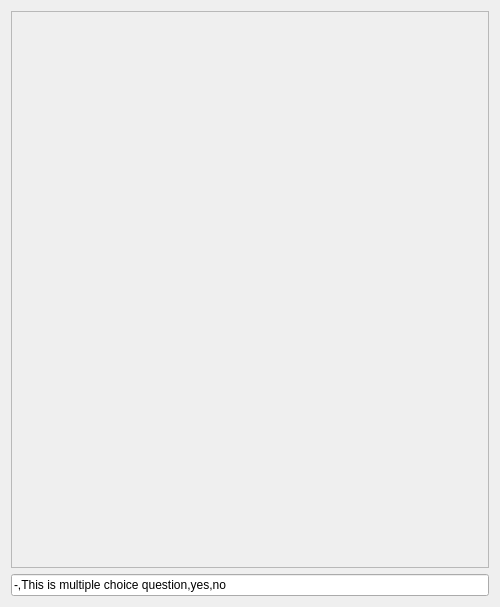
The window that Tools/ToolTestQuestion/qttestquestionmaindialog.ui (richelbilderbeek/ProjectRichelBilderbeek) describes before a commit, drawn with Qt 5.
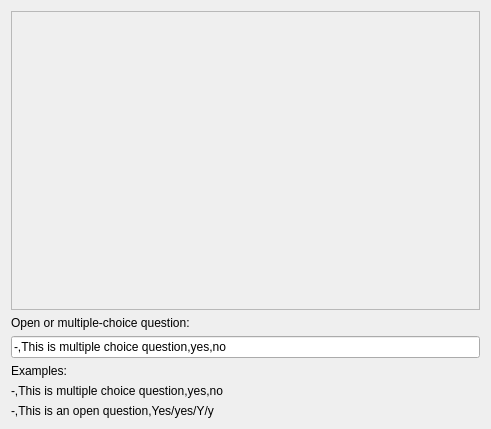
The same window after the commit. Icons and pictures are not drawn.

What changed in the file:
```diff
--- a/Tools/ToolTestQuestion/qttestquestionmaindialog.ui
+++ b/Tools/ToolTestQuestion/qttestquestionmaindialog.ui
@@ -6,8 +6,8 @@
    <rect>
     <x>0</x>
     <y>0</y>
-    <width>500</width>
-    <height>607</height>
+    <width>491</width>
+    <height>429</height>
    </rect>
   </property>
   <property name="windowIcon">
@@ -25,14 +25,21 @@
        <rect>
         <x>0</x>
         <y>0</y>
-        <width>480</width>
-        <height>561</height>
+        <width>471</width>
+        <height>307</height>
        </rect>
       </property>
       <layout class="QVBoxLayout" name="verticalLayout_3"/>
      </widget>
     </widget>
    </item>
+   <item>
+    <widget class="QLabel" name="label">
+     <property name="text">
+      <string>Open or multiple-choice question:</string>
+     </property>
+    </widget>
+   </item>
    <item>
     <widget class="QLineEdit" name="edit_question">
      <property name="text">
@@ -40,6 +47,27 @@
      </property>
     </widget>
    </item>
+   <item>
+    <widget class="QLabel" name="label_4">
+     <property name="text">
+      <string>Examples:</string>
+     </property>
+    </widget>
+   </item>
+   <item>
+    <widget class="QLabel" name="label_2">
+     <property name="text">
+      <string>-,This is multiple choice question,yes,no</string>
+     </property>
+    </widget>
+   </item>
+   <item>
+    <widget class="QLabel" name="label_3">
+     <property name="text">
+      <string>-,This is an open question,Yes/yes/Y/y</string>
+     </property>
+    </widget>
+   </item>
   </layout>
  </widget>
  <layoutdefault spacing="6" margin="11"/>
```
Left out of the diff: 3 changed lines with no effect on the pictures.
